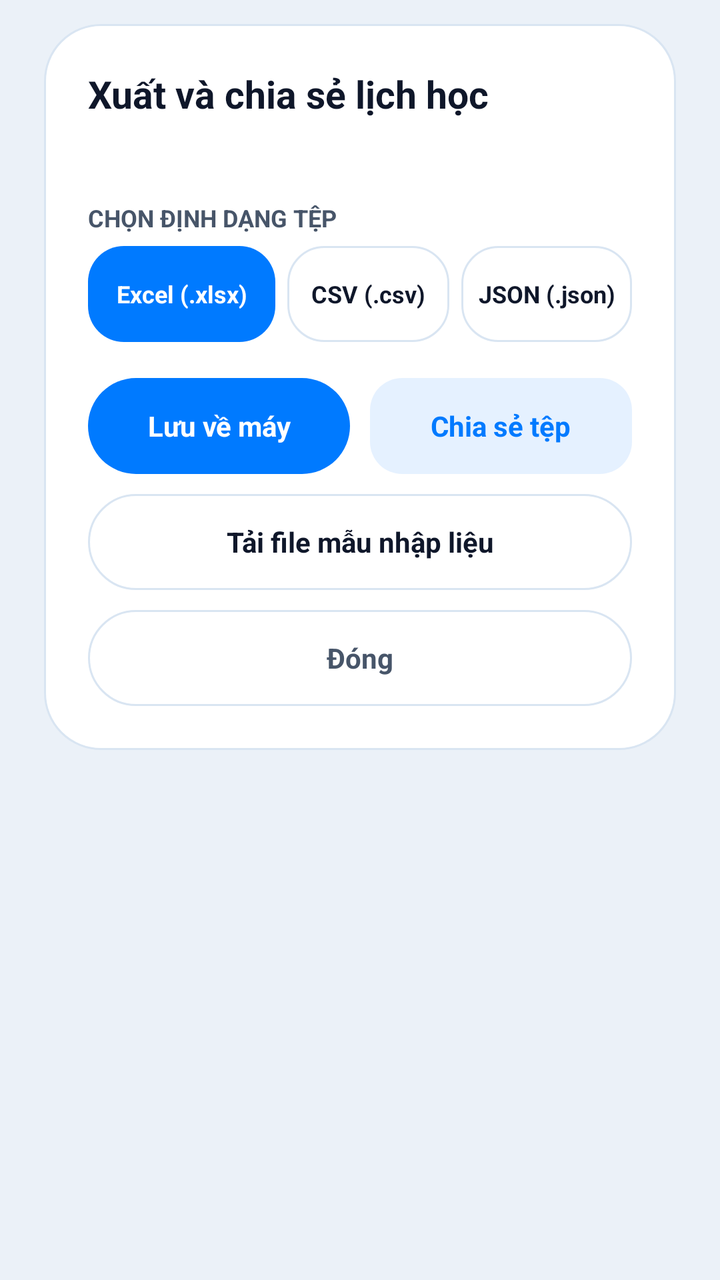
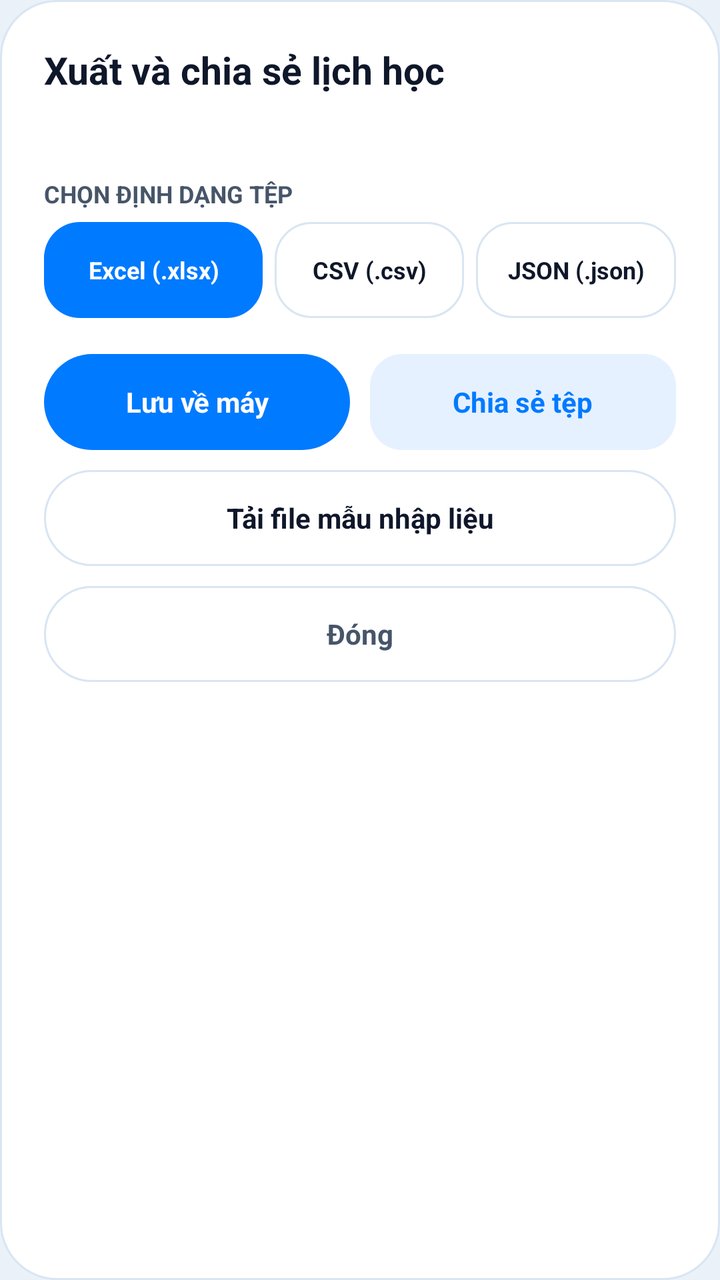

Screens rendered from an Android XML layout before and after an edit, with the pre-edit source and the edit as a unified diff.
<!-- AndroidManifest.xml: application theme Theme.PocketKit -->
<!-- res/layout/dialog_frost_schedule_export.xml -->
<?xml version="1.0" encoding="utf-8"?>
<FrameLayout xmlns:android="http://schemas.android.com/apk/res/android"
    android:layout_width="match_parent"
    android:layout_height="wrap_content"
    android:paddingHorizontal="@dimen/dialog_outer_padding_h"
    android:paddingVertical="@dimen/dialog_outer_padding_v">

    <LinearLayout
        android:layout_width="match_parent"
        android:layout_height="wrap_content"
        android:background="@drawable/bg_dialog_frost"
        android:orientation="vertical"
        android:padding="@dimen/dialog_inner_padding">

        <TextView
            android:layout_width="match_parent"
            android:layout_height="wrap_content"
            android:text="@string/schedule_export_title"
            android:textColor="@color/ink_primary"
            android:textSize="@dimen/text_size_dialog_title"
            android:textStyle="bold" />

        <TextView
            android:id="@+id/tvExportSummary"
            android:layout_width="match_parent"
            android:layout_height="wrap_content"
            android:layout_marginTop="@dimen/chip_gap"
            android:lineSpacingExtra="4dp"
            android:textColor="@color/ink_secondary"
            android:textSize="@dimen/text_size_input" />

        <TextView
            android:layout_width="match_parent"
            android:layout_height="wrap_content"
            android:layout_marginTop="@dimen/dialog_field_gap"
            android:text="@string/schedule_export_format_label"
            android:textColor="@color/ink_secondary"
            android:textSize="@dimen/text_size_caption"
            android:textStyle="bold" />

        <LinearLayout
            android:layout_width="match_parent"
            android:layout_height="wrap_content"
            android:layout_marginTop="@dimen/dialog_label_gap"
            android:baselineAligned="false"
            android:orientation="horizontal">

            <TextView
                android:id="@+id/chipExportXlsx"
                android:layout_width="0dp"
                android:layout_height="wrap_content"
                android:layout_weight="1.1"
                android:background="@drawable/bg_chip_selected"
                android:clickable="true"
                android:focusable="true"
                android:gravity="center"
                android:minHeight="@dimen/touch_target_min"
                android:paddingHorizontal="4dp"
                android:singleLine="true"
                android:text="@string/schedule_export_format_xlsx"
                android:textColor="@color/white"
                android:textSize="@dimen/text_size_caption"
                android:textStyle="bold" />

            <TextView
                android:id="@+id/chipExportCsv"
                android:layout_width="0dp"
                android:layout_height="wrap_content"
                android:layout_marginStart="@dimen/day_chip_gap"
                android:layout_weight="0.95"
                android:background="@drawable/bg_chip_unselected"
                android:clickable="true"
                android:focusable="true"
                android:gravity="center"
                android:minHeight="@dimen/touch_target_min"
                android:paddingHorizontal="4dp"
                android:singleLine="true"
                android:text="@string/schedule_export_format_csv"
                android:textColor="@color/ink_primary"
                android:textSize="@dimen/text_size_caption"
                android:textStyle="bold" />

            <TextView
                android:id="@+id/chipExportJson"
                android:layout_width="0dp"
                android:layout_height="wrap_content"
                android:layout_marginStart="@dimen/day_chip_gap"
                android:layout_weight="1.0"
                android:background="@drawable/bg_chip_unselected"
                android:clickable="true"
                android:focusable="true"
                android:gravity="center"
                android:minHeight="@dimen/touch_target_min"
                android:paddingHorizontal="4dp"
                android:singleLine="true"
                android:text="@string/schedule_export_format_json"
                android:textColor="@color/ink_primary"
                android:textSize="@dimen/text_size_caption"
                android:textStyle="bold" />
        </LinearLayout>

        <LinearLayout
            android:layout_width="match_parent"
            android:layout_height="wrap_content"
            android:layout_marginTop="@dimen/card_padding"
            android:baselineAligned="false"
            android:orientation="horizontal">

            <TextView
                android:id="@+id/btnExportSave"
                android:layout_width="0dp"
                android:layout_height="wrap_content"
                android:layout_weight="1"
                android:background="@drawable/bg_pill_primary"
                android:clickable="true"
                android:focusable="true"
                android:gravity="center"
                android:minHeight="@dimen/touch_target_min"
                android:text="@string/schedule_export_btn_save"
                android:textColor="@color/white"
                android:textSize="@dimen/text_size_input"
                android:textStyle="bold" />

            <TextView
                android:id="@+id/btnExportShare"
                android:layout_width="0dp"
                android:layout_height="wrap_content"
                android:layout_marginStart="@dimen/dialog_button_gap"
                android:layout_weight="1"
                android:background="@drawable/bg_pill_accent_soft"
                android:clickable="true"
                android:focusable="true"
                android:gravity="center"
                android:minHeight="@dimen/touch_target_min"
                android:text="@string/schedule_export_btn_share"
                android:textColor="@color/accent_sapphire"
                android:textSize="@dimen/text_size_input"
                android:textStyle="bold" />
        </LinearLayout>

        <TextView
            android:id="@+id/btnExportTemplate"
            android:layout_width="match_parent"
            android:layout_height="wrap_content"
            android:layout_marginTop="@dimen/dialog_button_gap"
            android:background="@drawable/bg_pill_secondary"
            android:clickable="true"
            android:focusable="true"
            android:gravity="center"
            android:minHeight="@dimen/touch_target_min"
            android:text="@string/schedule_export_btn_template"
            android:textColor="@color/ink_primary"
            android:textSize="@dimen/text_size_input"
            android:textStyle="bold" />

        <TextView
            android:id="@+id/btnExportClose"
            android:layout_width="match_parent"
            android:layout_height="wrap_content"
            android:layout_marginTop="@dimen/dialog_button_gap"
            android:background="@drawable/bg_pill_secondary"
            android:clickable="true"
            android:focusable="true"
            android:gravity="center"
            android:minHeight="@dimen/touch_target_min"
            android:text="@string/schedule_export_btn_close"
            android:textColor="@color/ink_secondary"
            android:textSize="@dimen/text_size_input"
            android:textStyle="bold" />
    </LinearLayout>
</FrameLayout>
<!-- resources referenced by this layout -->
<resources>
  <color name="accent_sapphire">#FF007AFF</color>
  <color name="ink_primary">#FF0F172A</color>
  <color name="ink_secondary">#FF475569</color>
  <color name="white">#FFFFFFFF</color>
  <dimen name="card_padding">18dp</dimen>
  <dimen name="chip_gap">8dp</dimen>
  <dimen name="day_chip_gap">6dp</dimen>
  <dimen name="dialog_button_gap">10dp</dimen>
  <dimen name="dialog_field_gap">14dp</dimen>
  <dimen name="dialog_inner_padding">22dp</dimen>
  <dimen name="dialog_label_gap">6dp</dimen>
  <dimen name="dialog_outer_padding_h">22dp</dimen>
  <dimen name="dialog_outer_padding_v">12dp</dimen>
  <dimen name="text_size_caption">12sp</dimen>
  <dimen name="text_size_dialog_title">19sp</dimen>
  <dimen name="text_size_input">14sp</dimen>
  <dimen name="touch_target_min">48dp</dimen>
  <!-- drawable bg_chip_selected (drawable) -->
  <?xml version="1.0" encoding="utf-8"?>
  <shape xmlns:android="http://schemas.android.com/apk/res/android"
      android:shape="rectangle">
      <solid android:color="@color/accent_sapphire" />
      <corners android:radius="18dp" />
  </shape>
  <!-- drawable bg_chip_unselected (drawable) -->
  <?xml version="1.0" encoding="utf-8"?>
  <shape xmlns:android="http://schemas.android.com/apk/res/android"
      android:shape="rectangle">
      <solid android:color="@color/chip_neutral_fill" />
      <stroke
          android:width="1dp"
          android:color="@color/glass_rim_soft" />
      <corners android:radius="18dp" />
  </shape>
  <!-- drawable bg_dialog_frost (drawable) -->
  <?xml version="1.0" encoding="utf-8"?>
  <shape xmlns:android="http://schemas.android.com/apk/res/android"
      android:shape="rectangle">
      <solid android:color="#FAFFFFFF" />
      <stroke
          android:width="1dp"
          android:color="@color/glass_rim_soft" />
      <corners android:radius="28dp" />
  </shape>
  <!-- drawable bg_pill_accent_soft (drawable) -->
  <?xml version="1.0" encoding="utf-8"?>
  <shape xmlns:android="http://schemas.android.com/apk/res/android"
      android:shape="rectangle">
      <solid android:color="@color/accent_sapphire_soft" />
      <corners android:radius="16dp" />
  </shape>
  <!-- drawable bg_pill_primary (drawable) -->
  <?xml version="1.0" encoding="utf-8"?>
  <shape xmlns:android="http://schemas.android.com/apk/res/android"
      android:shape="rectangle">
      <solid android:color="@color/accent_sapphire" />
      <corners android:radius="24dp" />
  </shape>
  <!-- drawable bg_pill_secondary (drawable) -->
  <?xml version="1.0" encoding="utf-8"?>
  <shape xmlns:android="http://schemas.android.com/apk/res/android"
      android:shape="rectangle">
      <solid android:color="@color/chip_neutral_fill" />
      <stroke
          android:width="1dp"
          android:color="@color/glass_rim_soft" />
      <corners android:radius="24dp" />
  </shape>
  <string name="schedule_export_btn_close">Đóng</string>
  <string name="schedule_export_btn_save">Lưu về máy</string>
  <string name="schedule_export_btn_share">Chia sẻ tệp</string>
  <string name="schedule_export_btn_template">Tải file mẫu nhập liệu</string>
  <string name="schedule_export_format_csv">CSV (.csv)</string>
  <string name="schedule_export_format_json">JSON (.json)</string>
  <string name="schedule_export_format_label">CHỌN ĐỊNH DẠNG TỆP</string>
  <string name="schedule_export_format_xlsx">Excel (.xlsx)</string>
  <string name="schedule_export_title">Xuất và chia sẻ lịch học</string>
  <style name="Theme.PocketKit" parent="Base.Theme.PocketKit" />
  <color name="chip_neutral_fill">#B8FFFFFF</color>
  <color name="glass_rim_soft">#FFD9E5F2</color>
  <color name="accent_sapphire_soft">#1A007AFF</color>
  <color name="frost_canvas_top">#FFEBF1F8</color>
  <!-- unchanged entries left out for length: 1 -->
</resources>

<!-- the commit's change to res/layout/dialog_frost_schedule_export.xml (unified diff, before → after) -->
@@ -1,171 +1,166 @@
 <?xml version="1.0" encoding="utf-8"?>
-<FrameLayout xmlns:android="http://schemas.android.com/apk/res/android"
+<LinearLayout xmlns:android="http://schemas.android.com/apk/res/android"
     android:layout_width="match_parent"
     android:layout_height="wrap_content"
-    android:paddingHorizontal="@dimen/dialog_outer_padding_h"
-    android:paddingVertical="@dimen/dialog_outer_padding_v">
+    android:layout_marginHorizontal="@dimen/dialog_outer_padding_h"
+    android:layout_marginVertical="@dimen/dialog_outer_padding_v"
+    android:background="@drawable/bg_dialog_frost"
+    android:orientation="vertical"
+    android:padding="@dimen/dialog_inner_padding">
+
+    <TextView
+        android:layout_width="match_parent"
+        android:layout_height="wrap_content"
+        android:text="@string/schedule_export_title"
+        android:textColor="@color/ink_primary"
+        android:textSize="@dimen/text_size_dialog_title"
+        android:textStyle="bold" />
+
+    <TextView
+        android:id="@+id/tvExportSummary"
+        android:layout_width="match_parent"
+        android:layout_height="wrap_content"
+        android:layout_marginTop="@dimen/chip_gap"
+        android:lineSpacingExtra="@dimen/line_spacing_md"
+        android:textColor="@color/ink_secondary"
+        android:textSize="@dimen/text_size_input" />
+
+    <TextView
+        android:layout_width="match_parent"
+        android:layout_height="wrap_content"
+        android:layout_marginTop="@dimen/dialog_field_gap"
+        android:text="@string/schedule_export_format_label"
+        android:textColor="@color/ink_secondary"
+        android:textSize="@dimen/text_size_caption"
+        android:textStyle="bold" />
 
     <LinearLayout
         android:layout_width="match_parent"
         android:layout_height="wrap_content"
-        android:background="@drawable/bg_dialog_frost"
-        android:orientation="vertical"
-        android:padding="@dimen/dialog_inner_padding">
+        android:layout_marginTop="@dimen/dialog_label_gap"
+        android:baselineAligned="false"
+        android:orientation="horizontal">
 
         <TextView
-            android:layout_width="match_parent"
+            android:id="@+id/chipExportXlsx"
+            android:layout_width="0dp"
             android:layout_height="wrap_content"
-            android:text="@string/schedule_export_title"
-            android:textColor="@color/ink_primary"
-            android:textSize="@dimen/text_size_dialog_title"
-            android:textStyle="bold" />
-
-        <TextView
-            android:id="@+id/tvExportSummary"
-            android:layout_width="match_parent"
-            android:layout_height="wrap_content"
-            android:layout_marginTop="@dimen/chip_gap"
-            android:lineSpacingExtra="4dp"
-            android:textColor="@color/ink_secondary"
-            android:textSize="@dimen/text_size_input" />
-
-        <TextView
-            android:layout_width="match_parent"
-            android:layout_height="wrap_content"
-            android:layout_marginTop="@dimen/dialog_field_gap"
-            android:text="@string/schedule_export_format_label"
-            android:textColor="@color/ink_secondary"
-            android:textSize="@dimen/text_size_caption"
-            android:textStyle="bold" />
-
-        <LinearLayout
-            android:layout_width="match_parent"
-            android:layout_height="wrap_content"
-            android:layout_marginTop="@dimen/dialog_label_gap"
-            android:baselineAligned="false"
-            android:orientation="horizontal">
-
-            <TextView
-                android:id="@+id/chipExportXlsx"
-                android:layout_width="0dp"
-                android:layout_height="wrap_content"
-                android:layout_weight="1.1"
-                android:background="@drawable/bg_chip_selected"
-                android:clickable="true"
-                android:focusable="true"
-                android:gravity="center"
-                android:minHeight="@dimen/touch_target_min"
-                android:paddingHorizontal="4dp"
-                android:singleLine="true"
-                android:text="@string/schedule_export_format_xlsx"
-                android:textColor="@color/white"
-                android:textSize="@dimen/text_size_caption"
-                android:textStyle="bold" />
-
-            <TextView
-                android:id="@+id/chipExportCsv"
-                android:layout_width="0dp"
-                android:layout_height="wrap_content"
-                android:layout_marginStart="@dimen/day_chip_gap"
-                android:layout_weight="0.95"
-                android:background="@drawable/bg_chip_unselected"
-                android:clickable="true"
-                android:focusable="true"
-                android:gravity="center"
-                android:minHeight="@dimen/touch_target_min"
-                android:paddingHorizontal="4dp"
-                android:singleLine="true"
-                android:text="@string/schedule_export_format_csv"
-                android:textColor="@color/ink_primary"
-                android:textSize="@dimen/text_size_caption"
-                android:textStyle="bold" />
-
-            <TextView
-                android:id="@+id/chipExportJson"
-                android:layout_width="0dp"
-                android:layout_height="wrap_content"
-                android:layout_marginStart="@dimen/day_chip_gap"
-                android:layout_weight="1.0"
-                android:background="@drawable/bg_chip_unselected"
-                android:clickable="true"
-                android:focusable="true"
-                android:gravity="center"
-                android:minHeight="@dimen/touch_target_min"
-                android:paddingHorizontal="4dp"
-                android:singleLine="true"
-                android:text="@string/schedule_export_format_json"
-                android:textColor="@color/ink_primary"
-                android:textSize="@dimen/text_size_caption"
-                android:textStyle="bold" />
-        </LinearLayout>
-
-        <LinearLayout
-            android:layout_width="match_parent"
-            android:layout_height="wrap_content"
-            android:layout_marginTop="@dimen/card_padding"
-            android:baselineAligned="false"
-            android:orientation="horizontal">
-
-            <TextView
-                android:id="@+id/btnExportSave"
-                android:layout_width="0dp"
-                android:layout_height="wrap_content"
-                android:layout_weight="1"
-                android:background="@drawable/bg_pill_primary"
-                android:clickable="true"
-                android:focusable="true"
-                android:gravity="center"
-                android:minHeight="@dimen/touch_target_min"
-                android:text="@string/schedule_export_btn_save"
-                android:textColor="@color/white"
-                android:textSize="@dimen/text_size_input"
-                android:textStyle="bold" />
-
-            <TextView
-                android:id="@+id/btnExportShare"
-                android:layout_width="0dp"
-                android:layout_height="wrap_content"
-                android:layout_marginStart="@dimen/dialog_button_gap"
-                android:layout_weight="1"
-                android:background="@drawable/bg_pill_accent_soft"
-                android:clickable="true"
-                android:focusable="true"
-                android:gravity="center"
-                android:minHeight="@dimen/touch_target_min"
-                android:text="@string/schedule_export_btn_share"
-                android:textColor="@color/accent_sapphire"
-                android:textSize="@dimen/text_size_input"
-                android:textStyle="bold" />
-        </LinearLayout>
-
-        <TextView
-            android:id="@+id/btnExportTemplate"
-            android:layout_width="match_parent"
-            android:layout_height="wrap_content"
-            android:layout_marginTop="@dimen/dialog_button_gap"
-            android:background="@drawable/bg_pill_secondary"
+            android:layout_weight="1.1"
+            android:background="@drawable/bg_chip_selected"
             android:clickable="true"
             android:focusable="true"
             android:gravity="center"
             android:minHeight="@dimen/touch_target_min"
-            android:text="@string/schedule_export_btn_template"
+            android:paddingHorizontal="@dimen/tight_gap"
+            android:singleLine="true"
+            android:text="@string/schedule_export_format_xlsx"
+            android:textColor="@color/white"
+            android:textSize="@dimen/text_size_caption"
+            android:textStyle="bold" />
+
+        <TextView
+            android:id="@+id/chipExportCsv"
+            android:layout_width="0dp"
+            android:layout_height="wrap_content"
+            android:layout_marginStart="@dimen/day_chip_gap"
+            android:layout_weight="0.95"
+            android:background="@drawable/bg_chip_unselected"
+            android:clickable="true"
+            android:focusable="true"
+            android:gravity="center"
+            android:minHeight="@dimen/touch_target_min"
+            android:paddingHorizontal="@dimen/tight_gap"
+            android:singleLine="true"
+            android:text="@string/schedule_export_format_csv"
             android:textColor="@color/ink_primary"
+            android:textSize="@dimen/text_size_caption"
+            android:textStyle="bold" />
+
+        <TextView
+            android:id="@+id/chipExportJson"
+            android:layout_width="0dp"
+            android:layout_height="wrap_content"
+            android:layout_marginStart="@dimen/day_chip_gap"
+            android:layout_weight="1.0"
+            android:background="@drawable/bg_chip_unselected"
+            android:clickable="true"
+            android:focusable="true"
+            android:gravity="center"
+            android:minHeight="@dimen/touch_target_min"
+            android:paddingHorizontal="@dimen/tight_gap"
+            android:singleLine="true"
+            android:text="@string/schedule_export_format_json"
+            android:textColor="@color/ink_primary"
+            android:textSize="@dimen/text_size_caption"
+            android:textStyle="bold" />
+    </LinearLayout>
+
+    <LinearLayout
+        android:layout_width="match_parent"
+        android:layout_height="wrap_content"
+        android:layout_marginTop="@dimen/card_padding"
+        android:baselineAligned="false"
+        android:orientation="horizontal">
+
+        <TextView
+            android:id="@+id/btnExportSave"
+            android:layout_width="0dp"
+            android:layout_height="wrap_content"
+            android:layout_weight="1"
+            android:background="@drawable/bg_pill_primary"
+            android:clickable="true"
+            android:focusable="true"
+            android:gravity="center"
+            android:minHeight="@dimen/touch_target_min"
+            android:text="@string/schedule_export_btn_save"
+            android:textColor="@color/white"
             android:textSize="@dimen/text_size_input"
             android:textStyle="bold" />
 
         <TextView
-            android:id="@+id/btnExportClose"
-            android:layout_width="match_parent"
+            android:id="@+id/btnExportShare"
+            android:layout_width="0dp"
             android:layout_height="wrap_content"
-            android:layout_marginTop="@dimen/dialog_button_gap"
-            android:background="@drawable/bg_pill_secondary"
+            android:layout_marginStart="@dimen/dialog_button_gap"
+            android:layout_weight="1"
+            android:background="@drawable/bg_pill_accent_soft"
             android:clickable="true"
             android:focusable="true"
             android:gravity="center"
             android:minHeight="@dimen/touch_target_min"
-            android:text="@string/schedule_export_btn_close"
-            android:textColor="@color/ink_secondary"
+            android:text="@string/schedule_export_btn_share"
+            android:textColor="@color/accent_sapphire"
             android:textSize="@dimen/text_size_input"
             android:textStyle="bold" />
     </LinearLayout>
-</FrameLayout>
+
+    <TextView
+        android:id="@+id/btnExportTemplate"
+        android:layout_width="match_parent"
+        android:layout_height="wrap_content"
+        android:layout_marginTop="@dimen/dialog_button_gap"
+        android:background="@drawable/bg_pill_secondary"
+        android:clickable="true"
+        android:focusable="true"
+        android:gravity="center"
+        android:minHeight="@dimen/touch_target_min"
+        android:text="@string/schedule_export_btn_template"
+        android:textColor="@color/ink_primary"
+        android:textSize="@dimen/text_size_input"
+        android:textStyle="bold" />
+
+    <TextView
+        android:id="@+id/btnExportClose"
+        android:layout_width="match_parent"
+        android:layout_height="wrap_content"
+        android:layout_marginTop="@dimen/dialog_button_gap"
+        android:background="@drawable/bg_pill_secondary"
+        android:clickable="true"
+        android:focusable="true"
+        android:gravity="center"
+        android:minHeight="@dimen/touch_target_min"
+        android:text="@string/schedule_export_btn_close"
+        android:textColor="@color/ink_secondary"
+        android:textSize="@dimen/text_size_input"
+        android:textStyle="bold" />
+</LinearLayout>
<!-- resource entries referenced after the edit -->
@@ -13,9 +13,11 @@
   <dimen name="dialog_label_gap">6dp</dimen>
   <dimen name="dialog_outer_padding_h">22dp</dimen>
   <dimen name="dialog_outer_padding_v">12dp</dimen>
+  <dimen name="line_spacing_md">4dp</dimen>
   <dimen name="text_size_caption">12sp</dimen>
   <dimen name="text_size_dialog_title">19sp</dimen>
   <dimen name="text_size_input">14sp</dimen>
+  <dimen name="tight_gap">4dp</dimen>
   <dimen name="touch_target_min">48dp</dimen>
   <!-- drawable bg_chip_selected (drawable) -->
   <?xml version="1.0" encoding="utf-8"?>
@@ -38,7 +40,7 @@
   <?xml version="1.0" encoding="utf-8"?>
   <shape xmlns:android="http://schemas.android.com/apk/res/android"
       android:shape="rectangle">
-      <solid android:color="#FAFFFFFF" />
+      <solid android:color="@color/frost_dialog_fill" />
       <stroke
           android:width="1dp"
           android:color="@color/glass_rim_soft" />
@@ -80,6 +82,7 @@
   <style name="Theme.PocketKit" parent="Base.Theme.PocketKit" />
   <color name="chip_neutral_fill">#B8FFFFFF</color>
   <color name="glass_rim_soft">#FFD9E5F2</color>
+  <color name="frost_dialog_fill">#FAFFFFFF</color>
   <color name="accent_sapphire_soft">#1A007AFF</color>
   <color name="frost_canvas_top">#FFEBF1F8</color>
   <!-- unchanged entries left out for length: 1 -->
